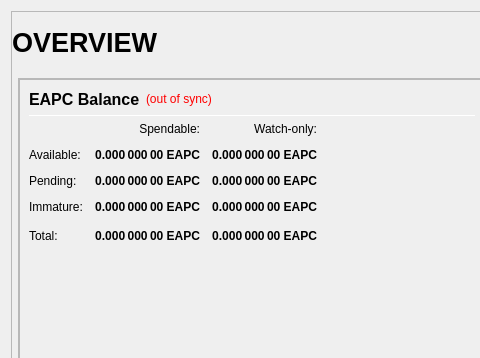
escortcrypto/EscortCoin, file src/qt/forms/overviewpage.ui: the form before one commit; both pictures show x 0 to 480 and y 0 to 358 of the 978 by 841 pixel window.
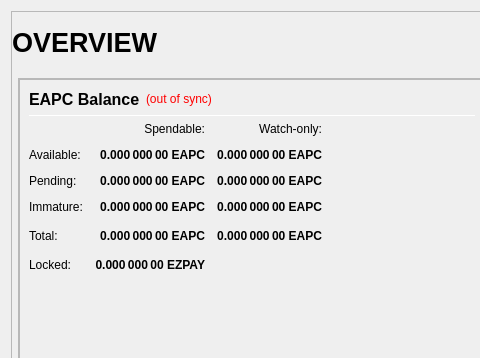
The form after the commit.

Commit message: [QT] Locked balances

```diff
--- a/src/qt/forms/overviewpage.ui
+++ b/src/qt/forms/overviewpage.ui
@@ -567,6 +567,41 @@
                          </property>
                         </spacer>
                        </item>
+			<item row="5" column="0">
+                        <widget class="QLabel" name="labelLockedBalanceText">
+                         <property name="toolTip">
+                          <string>Locked EAPC or Masternode collaterals.</string>
+                         </property>
+                         <property name="text">
+                          <string>Locked:</string>
+                         </property>
+                        </widget>
+                       </item>
+                       <item row="5" column="1">
+                        <widget class="QLabel" name="labelLockedBalance">
+                         <property name="font">
+                          <font>
+                           <weight>75</weight>
+                           <bold>true</bold>
+                          </font>
+                         </property>
+                         <property name="cursor">
+                          <cursorShape>IBeamCursor</cursorShape>
+                         </property>
+                         <property name="toolTip">
+                          <string>Locked EAPC or Masternode collaterals</string>
+                         </property>
+                         <property name="text">
+                          <string notr="true">0.000 000 00 EZPAY</string>
+                         </property>
+                         <property name="alignment">
+                          <set>Qt::AlignRight|Qt::AlignTrailing|Qt::AlignVCenter</set>
+                         </property>
+                         <property name="textInteractionFlags">
+                          <set>Qt::LinksAccessibleByMouse|Qt::TextSelectableByKeyboard|Qt::TextSelectableByMouse</set>
+                         </property>
+                        </widget>
+                       </item>
                       </layout>
                      </item>
                      <item>
```
The commit also changes 6 other files.
